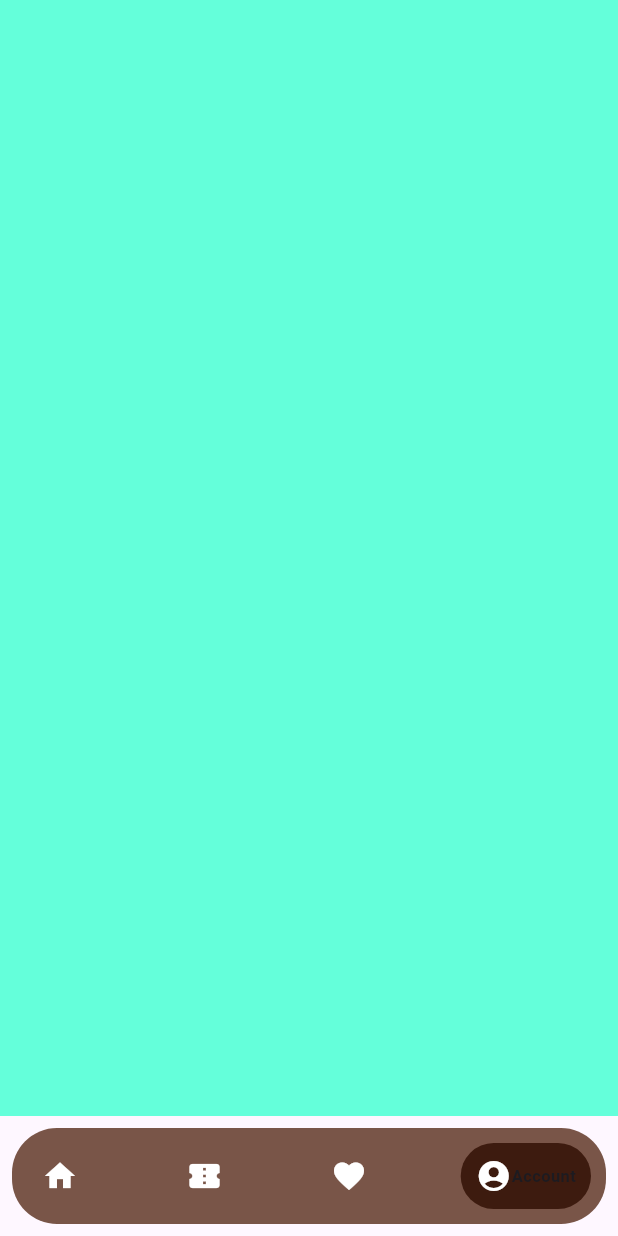
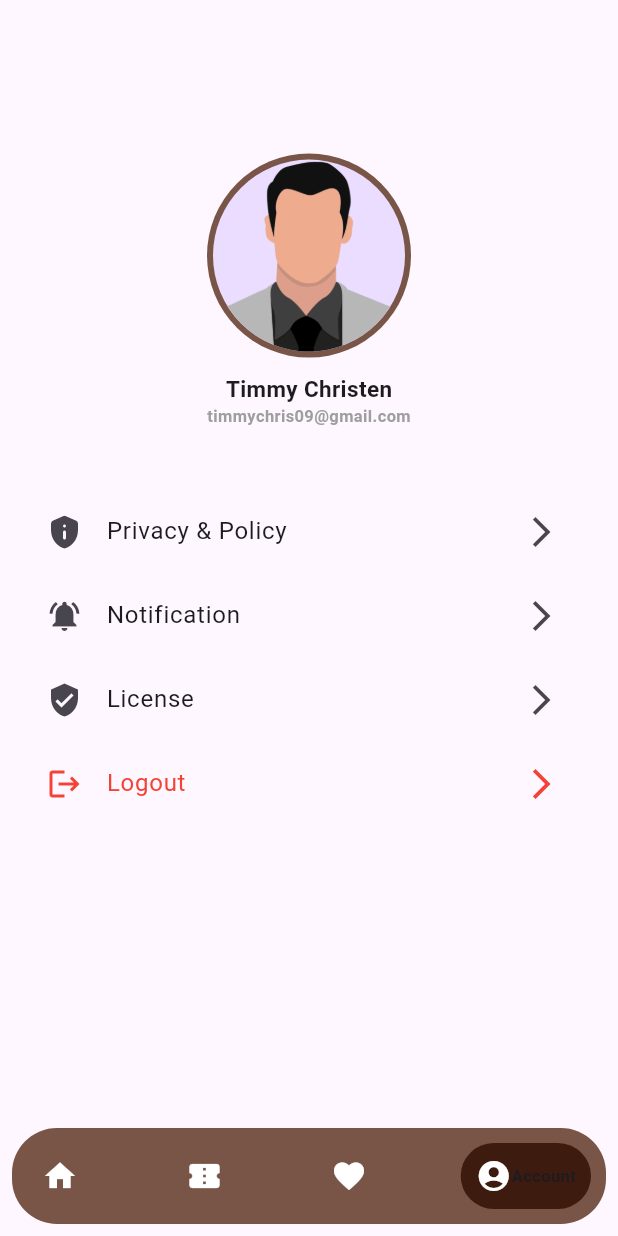
Before and after one commit to Christentimmy/westernsun, a Flutter app: the BottomNavigationScreen screen opened directly, item 4 of the bottom bar chosen, on a phone screen of 412 x 824 dp. Run offline on Flutter 3.47's test engine with Material 3 defaults, Android fonts, the phone set to English and light mode, and no system bars; drawn by our look-alikes of google_nav_bar; our stand-ins replace firebase_core, font_awesome_flutter, get, google_fonts, lottie, pinput and 2 more; missing offline and left inert: paystack_for_flutter; accounts and stored records are empty; generated files the repository leaves out were written again.

Commit message:
profile screen

```diff
--- a/westernsun/lib/screens/bottom_navigation.dart
+++ b/westernsun/lib/screens/bottom_navigation.dart
@@ -4,6 +4,7 @@ import 'package:google_nav_bar/google_nav_bar.dart';
 import 'package:westernsun/screens/alt_home_screen.dart';
 import 'package:westernsun/screens/favorite_screen.dart';
 import 'package:westernsun/screens/my_orders_screen.dart';
+import 'package:westernsun/screens/profile_screen.dart';
 
 class BottomNavigationScreen extends StatelessWidget {
   BottomNavigationScreen({super.key});
@@ -14,7 +15,7 @@ class BottomNavigationScreen extends StatelessWidget {
     const AltHomeScreen(),
     MyOrdersScreen(),
     FavoriteScreen(),
-    Container(color: Colors.tealAccent),
+    ProfileScreen()
   ];
 
   @override
--- a/westernsun/lib/screens/intro_screen.dart
+++ b/westernsun/lib/screens/intro_screen.dart
@@ -2,7 +2,6 @@ import 'package:flutter/material.dart';
 import 'package:get/get.dart';
 import 'package:google_fonts/google_fonts.dart';
 import 'package:smooth_page_indicator/smooth_page_indicator.dart';
-import 'package:westernsun/screens/bottom_navigation.dart';
 import 'package:westernsun/screens/login_screen.dart';
 
 class IntroScreen extends StatelessWidget {
--- /dev/null
+++ b/westernsun/lib/screens/profile_screen.dart
@@ -0,0 +1,83 @@
+import 'package:flutter/material.dart';
+import 'package:get/get.dart';
+
+class ProfileScreen extends StatelessWidget {
+  const ProfileScreen({super.key});
+
+  @override
+  Widget build(BuildContext context) {
+    return Scaffold(
+      body: SafeArea(
+        child: Padding(
+          padding: const EdgeInsets.symmetric(horizontal: 15, vertical: 20),
+          child: Column(
+            children: [
+              SizedBox(height: Get.height * 0.1),
+              const Center(
+                child: CircleAvatar(
+                  radius: 68,
+                  backgroundColor: Colors.brown,
+                  child: CircleAvatar(
+                    radius: 64,
+                    backgroundImage: AssetImage("assets/images/avater.png"),
+                  ),
+                ),
+              ),
+              const SizedBox(height: 10),
+              Text(
+                "Timmy Christen",
+                style: TextStyle(
+                  fontSize: 15,
+                  fontWeight: FontWeight.bold,
+                ),
+              ),
+              Text(
+                "timmychris09@gmail.com",
+                style: TextStyle(
+                  fontSize: 11,
+                  color: Colors.grey,
+                  fontWeight: FontWeight.bold,
+                ),
+              ),
+              SizedBox(height: Get.height * 0.05),
+              ListTile(
+                leading: Icon(Icons.privacy_tip_rounded),
+                title: Text("Privacy & Policy"),
+                trailing: Icon(Icons.arrow_forward_ios),
+                onTap: (){
+
+                },
+              ),
+              ListTile(
+                leading: Icon(Icons.notifications_active),
+                title: Text("Notification"),
+                trailing: Icon(Icons.arrow_forward_ios),
+              ),
+              ListTile(
+                leading: Icon(Icons.verified_user_sharp),
+                title: Text("License"),
+                trailing: Icon(Icons.arrow_forward_ios),
+              ),
+              ListTile(
+                leading: Icon(
+                  Icons.logout,
+                  color: Colors.red,
+                ),
+                title: Text(
+                  "Logout",
+                  style: TextStyle(
+                    color: Colors.red,
+                  ),
+                ),
+                trailing: Icon(
+                  Icons.arrow_forward_ios,
+                  color: Colors.red,
+                ),
+              ),
+            ],
+          ),
+        ),
+      ),
+    );
+  }
+}
```
Also changed, not shown: 1 other file.
